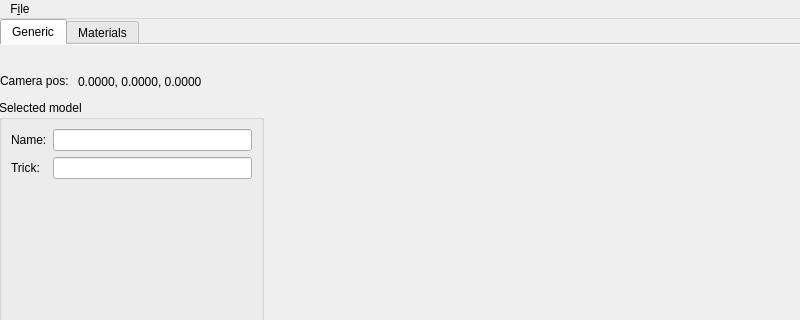
The window that Projects/CoX/Utilities/MapViewer/src/SideWindow.ui (Segs/Segs) describes before a commit, drawn with Qt 5; both pictures show x 0 to 800 and y 0 to 320 of the 800 by 600 pixel window.
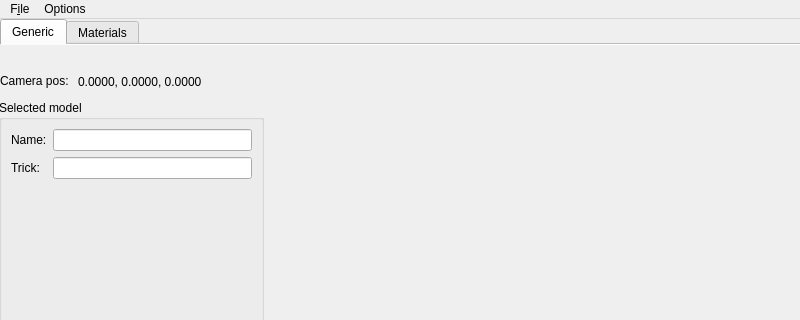
The same window after the commit.

Commit message: Add data path configuration to the Side-UI.

Diff of the .ui file:
```diff
--- a/Projects/CoX/Utilities/MapViewer/src/SideWindow.ui
+++ b/Projects/CoX/Utilities/MapViewer/src/SideWindow.ui
@@ -139,7 +139,14 @@
     </property>
     <addaction name="actionLoad_Scene_Graph"/>
    </widget>
+   <widget class="QMenu" name="menuOptions">
+    <property name="title">
+     <string>Options</string>
+    </property>
+    <addaction name="actionSet_data_paths"/>
+   </widget>
    <addaction name="menuFile"/>
+   <addaction name="menuOptions"/>
   </widget>
   <widget class="QStatusBar" name="statusbar"/>
   <action name="actionLoad_Scene_Graph">
```
Left out of the diff: 5 changed lines with no effect on the pictures. The commit also changes 6 other files.
